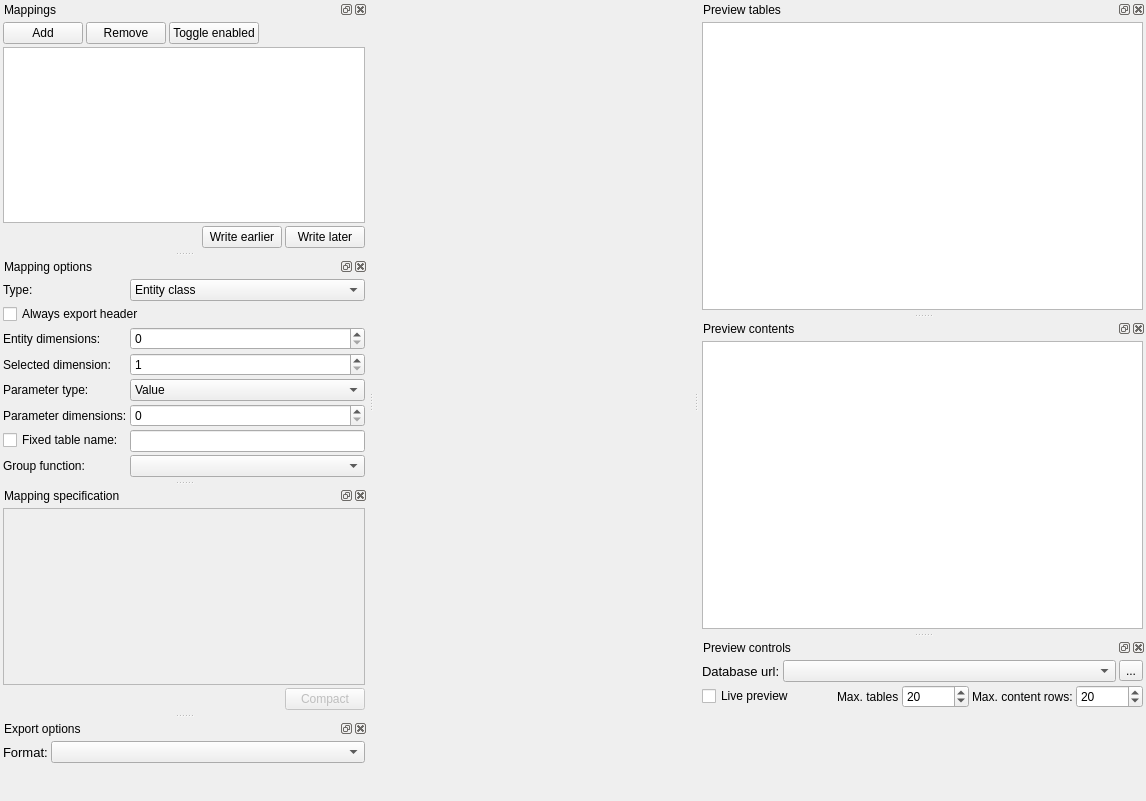
spine-tools/spine-items, file spine_items/exporter/ui/specification_editor.ui: the form before one commit.
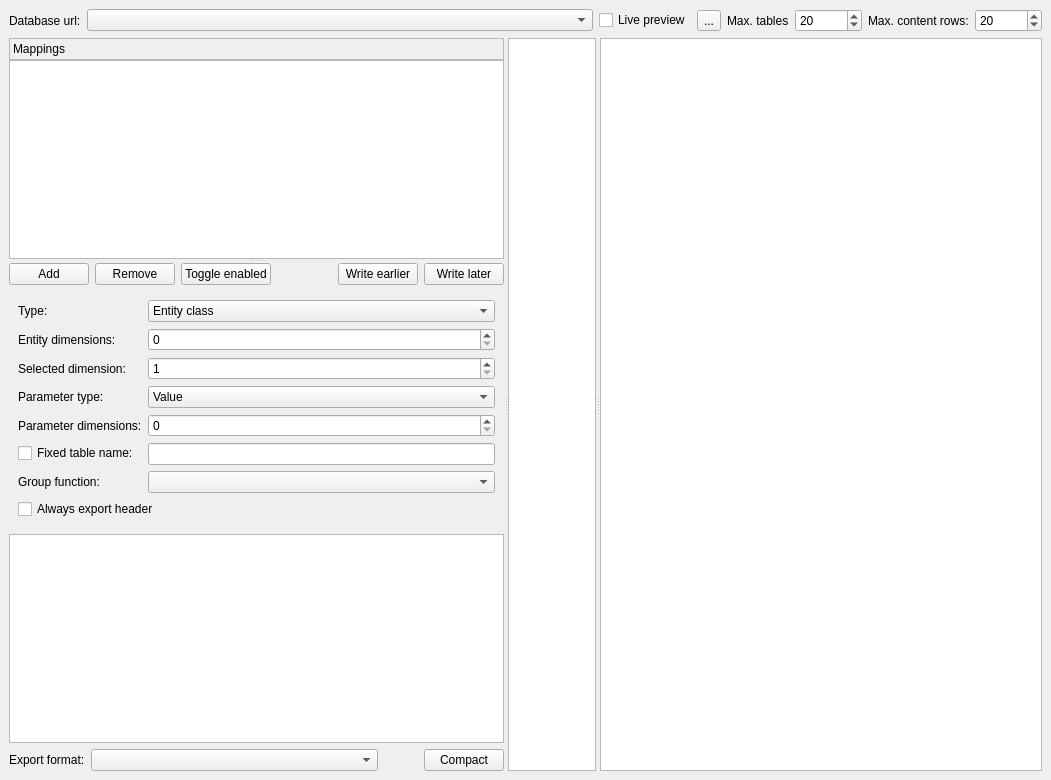
The form after the commit. Icons and pictures are not drawn. Custom widgets are drawn as their Qt base class.

Commit message: Optimize exporter spec editor UI

What changed in the file:
```diff
--- a/spine_items/exporter/ui/specification_editor.ui
+++ b/spine_items/exporter/ui/specification_editor.ui
@@ -18,8 +18,8 @@
    <rect>
     <x>0</x>
     <y>0</y>
-    <width>1146</width>
-    <height>801</height>
+    <width>1051</width>
+    <height>780</height>
    </rect>
   </property>
   <property name="windowTitle">
@@ -28,31 +28,167 @@
   <property name="dockNestingEnabled">
    <bool>true</bool>
   </property>
-  <widget class="QWidget" name="centralwidget"/>
-  <widget class="QDockWidget" name="mappings_dock">
-   <property name="windowTitle">
+  <widget class="QWidget" name="centralwidget">
+   <layout class="QVBoxLayout" name="verticalLayout_10">
+    <item>
+     <layout class="QHBoxLayout" name="horizontalLayout_3">
+      <item>
+       <widget class="QLabel" name="label_9">
+        <property name="text">
+         <string>Database url:</string>
+        </property>
+       </widget>
+      </item>
+      <item>
+       <widget class="ElidedCombobox" name="database_url_combo_box">
+        <property name="sizePolicy">
+         <sizepolicy hsizetype="Expanding" vsizetype="Fixed">
+          <horstretch>0</horstretch>
+          <verstretch>0</verstretch>
+         </sizepolicy>
+        </property>
+        <property name="sizeAdjustPolicy">
+         <enum>QComboBox::AdjustToContentsOnFirstShow</enum>
+        </property>
+        <property name="minimumContentsLength">
+         <number>0</number>
+        </property>
+       </widget>
+      </item>
+      <item>
+       <widget class="QCheckBox" name="live_preview_check_box">
+        <property name="text">
+         <string>Live preview</string>
+        </property>
+        <property name="checked">
+         <bool>false</bool>
+        </property>
+       </widget>
+      </item>
+      <item>
+       <widget class="QToolButton" name="load_url_from_fs_button">
+        <property name="toolTip">
+         <string>&lt;html&gt;&lt;head/&gt;&lt;body&gt;&lt;p&gt;Browse file system&lt;/p&gt;&lt;/body&gt;&lt;/html&gt;</string>
+        </property>
+        <property name="text">
+         <string>...</string>
+        </property>
+        <property name="icon">
+         <iconset resource="../../ui/resources/resources_icons.qrc">
+          <normaloff>:/icons/folder-open-solid.svg</normaloff>:/icons/folder-open-solid.svg</iconset>
+        </property>
+       </widget>
+      </item>
+      <item>
+       <widget class="QLabel" name="label_3">
+        <property name="text">
+         <string>Max. tables</string>
+        </property>
+       </widget>
+      </item>
+      <item>
+       <widget class="QSpinBox" name="max_preview_tables_spin_box">
+        <property name="maximum">
+         <number>16777215</number>
+        </property>
+        <property name="singleStep">
+         <number>10</number>
+        </property>
+        <property name="value">
+         <number>20</number>
+        </property>
+       </widget>
+      </item>
+      <item>
+       <widget class="QLabel" name="label_2">
+        <property name="text">
+         <string>Max. content rows:</string>
+        </property>
+       </widget>
+      </item>
+      <item>
+       <widget class="QSpinBox" name="max_preview_rows_spin_box">
+        <property name="maximum">
+         <number>16777215</number>
+        </property>
+        <property name="singleStep">
+         <number>10</number>
+        </property>
+        <property name="value">
+         <number>20</number>
+        </property>
+       </widget>
+      </item>
+     </layout>
+    </item>
+    <item>
+     <widget class="QSplitter" name="splitter_3">
+      <property name="orientation">
+       <enum>Qt::Horizontal</enum>
+      </property>
+      <widget class="QSplitter" name="splitter_2">
+       <property name="orientation">
+        <enum>Qt::Vertical</enum>
+       </property>
+       <widget class="QWidget" name="layoutWidget">
+        <layout class="QVBoxLayout" name="verticalLayout_9">
+         <property name="spacing">
+          <number>0</number>
+         </property>
+         <item>
+          <widget class="QFrame" name="frame">
+           <property name="frameShape">
+            <enum>QFrame::StyledPanel</enum>
+           </property>
+           <property name="frameShadow">
+            <enum>QFrame::Raised</enum>
+           </property>
+           <layout class="QVBoxLayout" name="verticalLayout_11">
+            <property name="spacing">
+             <number>0</number>
+            </property>
+            <property name="leftMargin">
+             <number>3</number>
+            </property>
+            <property name="topMargin">
+             <number>3</number>
+            </property>
+            <property name="rightMargin">
+             <number>3</number>
+            </property>
+            <property name="bottomMargin">
+             <number>3</number>
+            </property>
+            <item>
+             <widget class="QLabel" name="label_11">
+              <property name="text">
     <string>Mappings</string>
    </property>
-   <attribute name="dockWidgetArea">
-    <number>1</number>
-   </attribute>
-   <widget class="QWidget" name="dockWidgetContents">
-    <layout class="QVBoxLayout" name="verticalLayout">
-     <property name="spacing">
-      <number>3</number>
-     </property>
-     <property name="leftMargin">
-      <number>3</number>
-     </property>
-     <property name="topMargin">
-      <number>3</number>
-     </property>
-     <property name="rightMargin">
-      <number>3</number>
-     </property>
-     <property name="bottomMargin">
-      <number>3</number>
-     </property>
+             </widget>
+            </item>
+           </layout>
+          </widget>
+         </item>
+         <item>
+          <widget class="QTableView" name="mappings_table">
+           <property name="contextMenuPolicy">
+            <enum>Qt::CustomContextMenu</enum>
+           </property>
+           <property name="selectionBehavior">
+            <enum>QAbstractItemView::SelectRows</enum>
+           </property>
+           <property name="showGrid">
+            <bool>false</bool>
+           </property>
+           <attribute name="verticalHeaderVisible">
+            <bool>false</bool>
+           </attribute>
+          </widget>
+         </item>
+        </layout>
+       </widget>
+       <widget class="QWidget" name="layoutWidget">
+        <layout class="QVBoxLayout" name="verticalLayout_8">
      <item>
       <layout class="QHBoxLayout" name="horizontalLayout_2">
        <item>
@@ -92,39 +228,6 @@
          </property>
         </spacer>
        </item>
-      </layout>
-     </item>
-     <item>
-      <widget class="QTableView" name="mappings_table">
-       <property name="contextMenuPolicy">
-        <enum>Qt::CustomContextMenu</enum>
-       </property>
-       <property name="selectionBehavior">
-        <enum>QAbstractItemView::SelectRows</enum>
-       </property>
-       <property name="showGrid">
-        <bool>false</bool>
-       </property>
-       <attribute name="verticalHeaderVisible">
-        <bool>false</bool>
-       </attribute>
-      </widget>
-     </item>
-     <item>
-      <layout class="QHBoxLayout" name="horizontalLayout_6">
-       <item>
-        <spacer name="horizontalSpacer_4">
-         <property name="orientation">
-          <enum>Qt::Horizontal</enum>
-         </property>
-         <property name="sizeHint" stdset="0">
-          <size>
-           <width>40</width>
-           <height>20</height>
-          </size>
-         </property>
-        </spacer>
-       </item>
        <item>
         <widget class="QPushButton" name="write_earlier_button">
          <property name="toolTip">
@@ -147,34 +250,8 @@
        </item>
       </layout>
      </item>
-    </layout>
-   </widget>
-  </widget>
-  <widget class="QDockWidget" name="mapping_options_dock">
-   <property name="windowTitle">
-    <string>Mapping options</string>
-   </property>
-   <attribute name="dockWidgetArea">
-    <number>1</number>
-   </attribute>
-   <widget class="QWidget" name="mapping_options_contents">
-    <layout class="QVBoxLayout" name="verticalLayout_7">
-     <property name="spacing">
-      <number>3</number>
-     </property>
-     <property name="leftMargin">
-      <number>3</number>
-     </property>
-     <property name="topMargin">
-      <number>3</number>
-     </property>
-     <property name="rightMargin">
-      <number>3</number>
-     </property>
-     <property name="bottomMargin">
-      <number>3</number>
-     </property>
      <item>
+          <widget class="QFrame" name="mapping_options_contents">
       <layout class="QFormLayout" name="formLayout">
        <item row="0" column="0">
         <widget class="QLabel" name="label_4">
@@ -242,16 +319,6 @@
          </item>
         </widget>
        </item>
-       <item row="1" column="0" colspan="2">
-        <widget class="QCheckBox" name="always_export_header_check_box">
-         <property name="toolTip">
-          <string>Export header even when a table is otherwise empty.</string>
-         </property>
-         <property name="text">
-          <string>Always export header</string>
-         </property>
-        </widget>
-       </item>
        <item row="2" column="0">
         <widget class="QLabel" name="label_8">
          <property name="text">
@@ -350,51 +417,19 @@
          </property>
         </widget>
        </item>
-      </layout>
-     </item>
-     <item>
-      <spacer name="verticalSpacer_3">
-       <property name="orientation">
-        <enum>Qt::Vertical</enum>
-       </property>
-       <property name="sizeHint" stdset="0">
-        <size>
-         <width>20</width>
-         <height>12</height>
-        </size>
-       </property>
-      </spacer>
+            <item row="8" column="0" colspan="2">
+             <widget class="QCheckBox" name="always_export_header_check_box">
+              <property name="toolTip">
+               <string>Export header even when a table is otherwise empty.</string>
+              </property>
+              <property name="text">
+               <string>Always export header</string>
+              </property>
+             </widget>
      </item>
     </layout>
    </widget>
-  </widget>
-  <widget class="QDockWidget" name="mapping_spec_dock">
-   <property name="windowTitle">
-    <string>Mapping specification</string>
-   </property>
-   <attribute name="dockWidgetArea">
-    <number>1</number>
-   </attribute>
-   <widget class="QWidget" name="mapping_spec_contents">
-    <property name="enabled">
-     <bool>false</bool>
-    </property>
-    <layout class="QVBoxLayout" name="verticalLayout_2">
-     <property name="spacing">
-      <number>3</number>
-     </property>
-     <property name="leftMargin">
-      <number>3</number>
-     </property>
-     <property name="topMargin">
-      <number>3</number>
-     </property>
-     <property name="rightMargin">
-      <number>3</number>
-     </property>
-     <property name="bottomMargin">
-      <number>3</number>
-     </property>
+         </item>
      <item>
       <widget class="QTableView" name="mapping_table_view">
        <property name="selectionMode">
@@ -410,6 +445,29 @@
      </item>
      <item>
       <layout class="QHBoxLayout" name="horizontalLayout_5">
+           <item>
+            <widget class="QLabel" name="label">
+             <property name="sizePolicy">
+              <sizepolicy hsizetype="Preferred" vsizetype="Preferred">
+               <horstretch>0</horstretch>
+               <verstretch>0</verstretch>
+              </sizepolicy>
+             </property>
+             <property name="text">
+              <string>Export format:</string>
+             </property>
+            </widget>
+           </item>
+           <item>
+            <widget class="QComboBox" name="export_format_combo_box">
+             <property name="sizePolicy">
+              <sizepolicy hsizetype="Preferred" vsizetype="Fixed">
+               <horstretch>1</horstretch>
+               <verstretch>0</verstretch>
+              </sizepolicy>
+             </property>
+            </widget>
+           </item>
        <item>
         <spacer name="horizontalSpacer">
          <property name="orientation">
@@ -438,297 +496,33 @@
     </layout>
    </widget>
   </widget>
-  <widget class="QDockWidget" name="preview_tables_dock">
-   <property name="windowTitle">
-    <string>Preview tables</string>
-   </property>
-   <attribute name="dockWidgetArea">
-    <number>2</number>
-   </attribute>
-   <widget class="QWidget" name="dockWidgetContents_5">
-    <layout class="QVBoxLayout" name="verticalLayout_3">
-     <property name="spacing">
-      <number>3</number>
-     </property>
-     <property name="leftMargin">
-      <number>3</number>
-     </property>
-     <property name="topMargin">
-      <number>3</number>
-     </property>
-     <property name="rightMargin">
-      <number>3</number>
-     </property>
-     <property name="bottomMargin">
-      <number>3</number>
-     </property>
-     <item>
+      <widget class="QSplitter" name="splitter">
+       <property name="orientation">
+        <enum>Qt::Horizontal</enum>
+       </property>
       <widget class="QTreeView" name="preview_tree_view">
+        <property name="sizePolicy">
+         <sizepolicy hsizetype="Expanding" vsizetype="Expanding">
+          <horstretch>1</horstretch>
+          <verstretch>0</verstretch>
+         </sizepolicy>
+        </property>
        <attribute name="headerVisible">
         <bool>false</bool>
        </attribute>
       </widget>
-     </item>
-    </layout>
-   </widget>
-  </widget>
-  <widget class="QDockWidget" name="preview_contents_dock">
-   <property name="windowTitle">
-    <string>Preview contents</string>
-   </property>
-   <attribute name="dockWidgetArea">
-    <number>2</number>
-   </attribute>
-   <widget class="QWidget" name="dockWidgetContents_6">
-    <layout class="QVBoxLayout" name="verticalLayout_4">
-     <property name="spacing">
-      <number>3</number>
-     </property>
-     <property name="leftMargin">
-      <number>3</number>
-     </property>
-     <property name="topMargin">
-      <number>3</number>
-     </property>
-     <property name="rightMargin">
-      <number>3</number>
-     </property>
-     <property name="bottomMargin">
-      <number>3</number>
-     </property>
-     <item>
-      <widget class="QTableView" name="preview_table_view"/>
-     </item>
-    </layout>
-   </widget>
-  </widget>
-  <widget class="QDockWidget" name="export_options_dock">
-   <property name="allowedAreas">
-    <set>Qt::AllDockWidgetAreas</set>
-   </property>
-   <property name="windowTitle">
-    <string>Export options</string>
-   </property>
-   <attribute name="dockWidgetArea">
-    <number>1</number>
-   </attribute>
-   <widget class="QWidget" name="dockWidgetContents_7">
-    <layout class="QVBoxLayout" name="verticalLayout_5">
-     <property name="spacing">
-      <number>3</number>
-     </property>
-     <property name="leftMargin">
-      <number>3</number>
-     </property>
-     <property name="topMargin">
-      <number>3</number>
-     </property>
-     <property name="rightMargin">
-      <number>3</number>
-     </property>
-     <property name="bottomMargin">
-      <number>3</number>
-     </property>
-     <item>
-      <layout class="QHBoxLayout" name="horizontalLayout_4">
-       <item>
-        <widget class="QLabel" name="label">
+       <widget class="QTableView" name="preview_table_view">
          <property name="sizePolicy">
-          <sizepolicy hsizetype="Preferred" vsizetype="Preferred">
-           <horstretch>0</horstretch>
+         <sizepolicy hsizetype="Expanding" vsizetype="Expanding">
+          <horstretch>5</horstretch>
            <verstretch>0</verstretch>
           </sizepolicy>
          </property>
-         <property name="font">
-          <font>
-           <pointsize>10</pointsize>
-          </font>
-         </property>
-         <property name="text">
-          <string>Format:</string>
-         </property>
-        </widget>
-       </item>
-       <item>
-        <widget class="QComboBox" name="export_format_combo_box">
-         <property name="sizePolicy">
-          <sizepolicy hsizetype="Preferred" vsizetype="Fixed">
-           <horstretch>1</horstretch>
-           <verstretch>0</verstretch>
-          </sizepolicy>
-         </property>
-        </widget>
-       </item>
-      </layout>
-     </item>
-     <item>
-      <spacer name="verticalSpacer">
-       <property name="orientation">
-        <enum>Qt::Vertical</enum>
-       </property>
-       <property name="sizeHint" stdset="0">
-        <size>
-         <width>20</width>
-         <height>40</height>
-        </size>
-       </property>
-      </spacer>
-     </item>
-    </layout>
-   </widget>
-  </widget>
-  <widget class="QDockWidget" name="preview_controls_dock">
-   <property name="windowTitle">
-    <string>Preview controls</string>
-   </property>
-   <attribute name="dockWidgetArea">
-    <number>2</number>
-   </attribute>
-   <widget class="QWidget" name="dockWidgetContents_4">
-    <layout class="QVBoxLayout" name="verticalLayout_6">
-     <property name="spacing">
-      <number>3</number>
-     </property>
-     <property name="leftMargin">
-      <number>3</number>
-     </property>
-     <property name="topMargin">
-      <number>3</number>
-     </property>
-     <property name="rightMargin">
-      <number>3</number>
-     </property>
-     <property name="bottomMargin">
-      <number>3</number>
-     </property>
-     <item>
-      <layout class="QHBoxLayout" name="horizontalLayout_3">
-       <item>
-        <widget class="QLabel" name="label_9">
-         <property name="font">
-          <font>
-           <pointsize>10</pointsize>
-          </font>
-         </property>
-         <property name="text">
-          <string>Database url:</string>
-         </property>
-        </widget>
-       </item>
-       <item>
-        <widget class="ElidedCombobox" name="database_url_combo_box">
-         <property name="sizePolicy">
-          <sizepolicy hsizetype="Expanding" vsizetype="Fixed">
-           <horstretch>0</horstretch>
-           <verstretch>0</verstretch>
-          </sizepolicy>
-         </property>
-         <property name="sizeAdjustPolicy">
-          <enum>QComboBox::AdjustToContentsOnFirstShow</enum>
-         </property>
-         <property name="minimumContentsLength">
-          <number>0</number>
-         </property>
-        </widget>
-       </item>
-       <item>
-        <widget class="QToolButton" name="load_url_from_fs_button">
-         <property name="toolTip">
-          <string>&lt;html&gt;&lt;head/&gt;&lt;body&gt;&lt;p&gt;Browse file system&lt;/p&gt;&lt;/body&gt;&lt;/html&gt;</string>
-         </property>
-         <property name="text">
-          <string>...</string>
-         </property>
-         <property name="icon">
-          <iconset resource="../../ui/resources/resources_icons.qrc">
-           <normaloff>:/icons/folder-open-solid.svg</normaloff>:/icons/folder-open-solid.svg</iconset>
-         </property>
-        </widget>
-       </item>
-      </layout>
-     </item>
-     <item>
-      <layout class="QHBoxLayout" name="horizontalLayout">
-       <item>
-        <widget class="QCheckBox" name="live_preview_check_box">
-         <property name="text">
-          <string>Live preview</string>
-         </property>
-         <property name="checked">
-          <bool>false</bool>
-         </property>
-        </widget>
-       </item>
-       <item>
-        <spacer name="horizontalSpacer_3">
-         <property name="orientation">
-          <enum>Qt::Horizontal</enum>
-         </property>
-         <property name="sizeHint" stdset="0">
-          <size>
-           <width>40</width>
-           <height>20</height>
-          </size>
-         </property>
-        </spacer>
-       </item>
-       <item>
-        <widget class="QLabel" name="label_3">
-         <property name="text">
-          <string>Max. tables</string>
-         </property>
-        </widget>
-       </item>
-       <item>
-        <widget class="QSpinBox" name="max_preview_tables_spin_box">
-         <property name="maximum">
-          <number>16777215</number>
-         </property>
-         <property name="singleStep">
-          <number>10</number>
-         </property>
-         <property name="value">
-          <number>20</number>
-         </property>
-        </widget>
-       </item>
-       <item>
-        <widget class="QLabel" name="label_2">
-         <property name="text">
-          <string>Max. content rows:</string>
-         </property>
-        </widget>
-       </item>
-       <item>
-        <widget class="QSpinBox" name="max_preview_rows_spin_box">
-         <property name="maximum">
-          <number>16777215</number>
-         </property>
-         <property name="singleStep">
-          <number>10</number>
-         </property>
-         <property name="value">
-          <number>20</number>
-         </property>
-        </widget>
-       </item>
-      </layout>
-     </item>
-     <item>
-      <spacer name="verticalSpacer_2">
-       <property name="orientation">
-        <enum>Qt::Vertical</enum>
-       </property>
-       <property name="sizeHint" stdset="0">
-        <size>
-         <width>20</width>
-         <height>40</height>
-        </size>
-       </property>
-      </spacer>
-     </item>
-    </layout>
-   </widget>
+       </widget>
+      </widget>
+     </widget>
+    </item>
+   </layout>
   </widget>
  </widget>
  <customwidgets>
```
Lines whose indentation alone changed are shown as unchanged. The commit also changes 2 other files.
